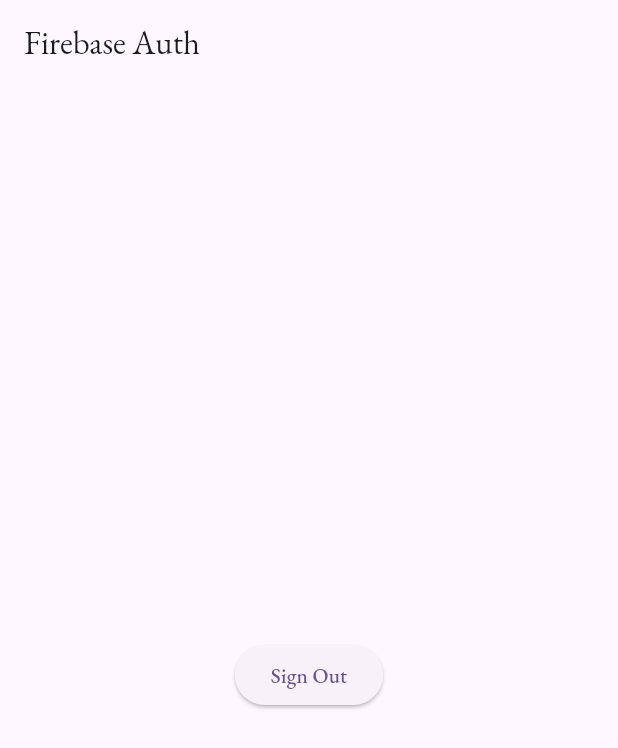
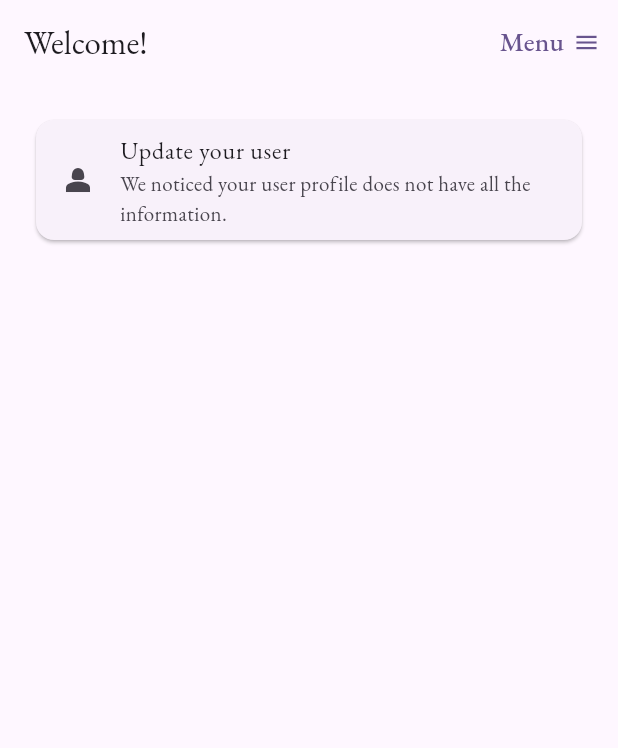
Before and after one commit to juliokrause/fluttercoffee, a Flutter app: the screen it shows once a user with an empty profile is signed in, on a phone screen of 412 x 824 dp. Shown: the top 748 px of the screen. Run offline on Flutter 3.47's test engine with Material 3 defaults, Android fonts, the phone set to English and light mode, and no system bars; our stand-ins replace firebase_auth, firebase_core, google_fonts; accounts and stored records are empty; statements that could not run were skipped.

Commit message:
Adjusting Main page + new widgets

```diff
--- a/lib/pages/main_page.dart
+++ b/lib/pages/main_page.dart
@@ -1,6 +1,7 @@
 import 'package:firebase_auth/firebase_auth.dart';
 import 'package:flutter/material.dart';
 import 'package:flutter_coffee/auth.dart';
+import 'package:flutter_coffee/widget/usercard_widget.dart';
 
 class MainPage extends StatelessWidget {
   MainPage({super.key});
@@ -12,7 +13,7 @@
   }
 
   Widget _title() {
-    return const Text('Firebase Auth');
+    return const Text('Welcome!');
   }
 
   Widget _userUid() {
@@ -20,9 +21,15 @@
   }
 
   Widget _signOutButton() {
-    return ElevatedButton(
+    return TextButton(
       onPressed: signOut,
-      child: const Text('Sign Out'),
+      child: const Row(
+        children: [
+          Text('Menu', style: TextStyle(fontSize: 18),),
+          SizedBox(width: 6,),
+          Icon(Icons.menu)
+        ],
+      ),
     );
   }
 
@@ -31,6 +38,7 @@
     return Scaffold(
         appBar: AppBar(
           title: _title(),
+          actions:  <Widget> [_signOutButton(),]
         ),
         body: Container(
           height: double.infinity,
@@ -38,8 +46,11 @@
           padding: const EdgeInsets.all(20),
           child: Column(
             crossAxisAlignment: CrossAxisAlignment.center,
-            mainAxisAlignment: MainAxisAlignment.center,
-            children: <Widget>[_userUid(), _signOutButton()],
+            children: <Widget>[
+              usercard('Update your user', 'We noticed your user profile does not have all the information.', Icons.person_2_sharp),
+              _userUid(),
+
+            ],
           ),
         ));
   }
--- /dev/null
+++ b/lib/widget/main_menu.dart
@@ -0,0 +1,15 @@
+import 'package:flutter/material.dart';
+
+Widget mainMenu()  {
+
+return const AlertDialog(
+    title: Text("AlertDialog"),
+    content: Text("Would you like to continue learning how to use Flutter alerts?"),
+    actions: [
+
+    ],
+  );
+
+
+
+       }
--- /dev/null
+++ b/lib/widget/usercard_widget.dart
@@ -0,0 +1,22 @@
+import 'package:flutter/material.dart';
+
+Widget usercard(String title, String subtitle, IconData iconsLead) {
+  return  Card(
+    child: Column(
+      mainAxisSize: MainAxisSize.min,
+      children: <Widget>[
+        ListTile(
+          leading:  Icon(iconsLead),
+          title: Text(title),
+          subtitle:  Text(subtitle),
+        ),
+        const Row(
+          mainAxisAlignment: MainAxisAlignment.end,
+          children: <Widget>[
+            SizedBox(width: 8),
+          ],
+        ),
+      ],
+    ),
+  );
+}
```
